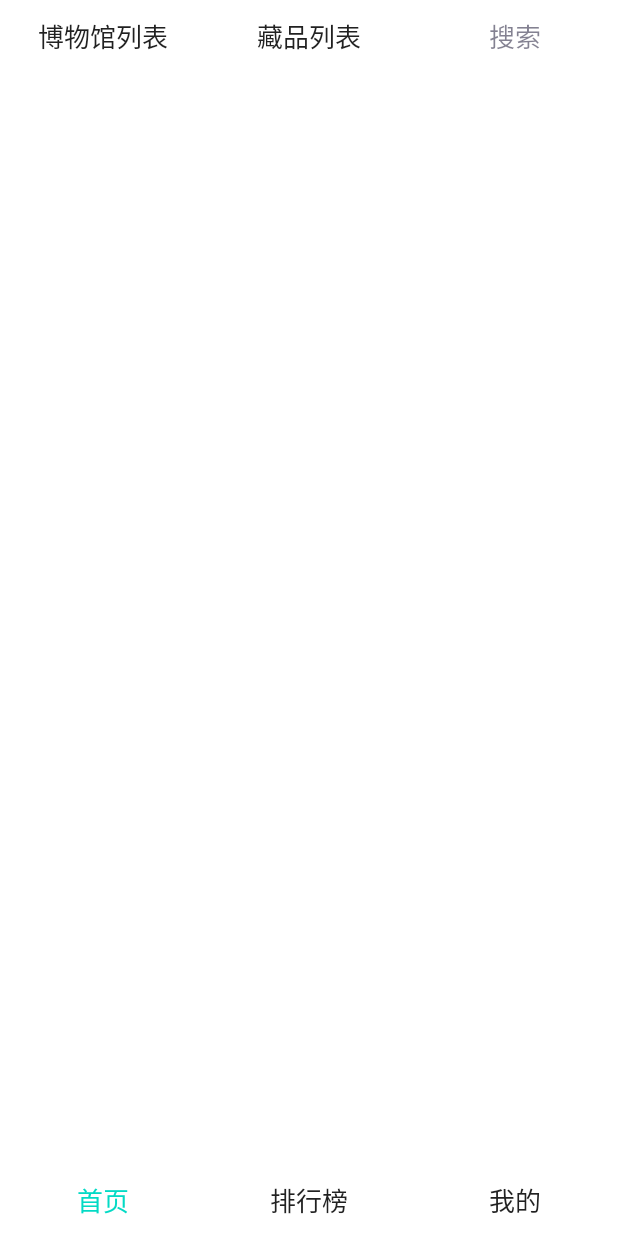
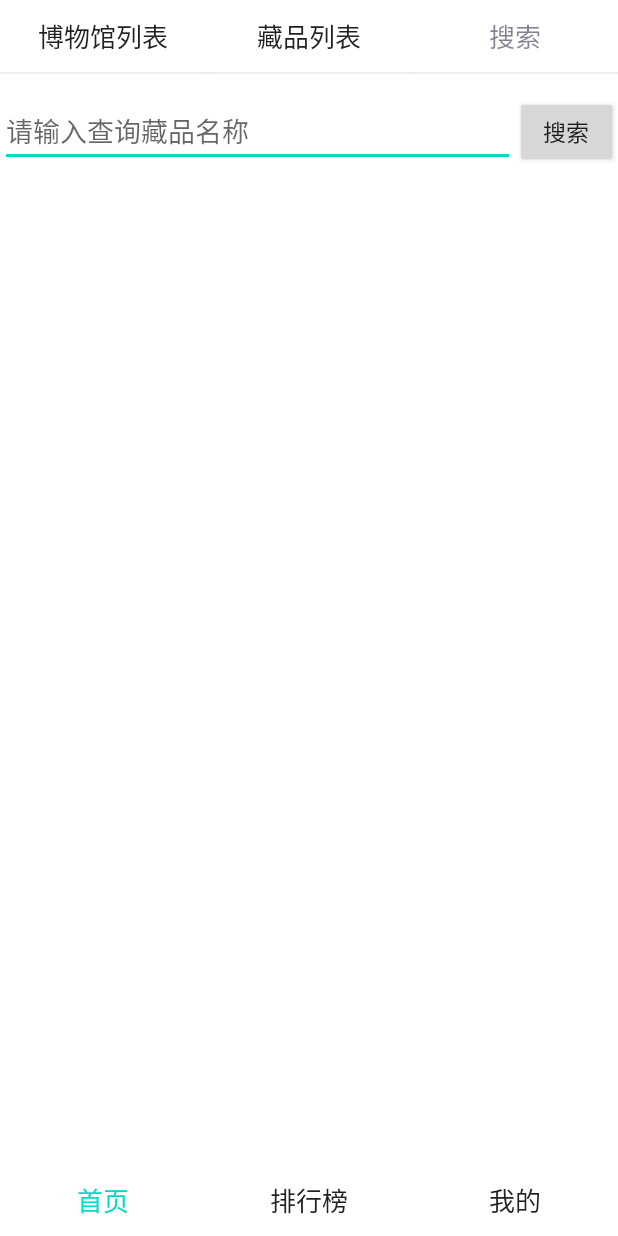
Before and after one commit to group-of-bugs/MuseumApp, an Android app: the SearchActivity screen opened directly, with no data from a screen before it, on a phone screen of 412 x 824 dp. Run offline under Robolectric (Android 15) with nearby library versions, the phone set to English and light mode, and no system bars.

Commit message:
完成搜索功能

```diff
--- a/app/src/main/AndroidManifest.xml
+++ b/app/src/main/AndroidManifest.xml
@@ -2,6 +2,7 @@
 <manifest xmlns:android="http://schemas.android.com/apk/res/android"
     xmlns:tools="http://schemas.android.com/tools"
     package="com.gob.museumapp">
+
     <uses-permission android:name="android.permission.INTERNET" />
     <uses-permission android:name="android.permission.ACCESS_NETWORK_STATE" />
     <uses-permission android:name="android.permission.WRITE_EXTERNAL_STORAGE" />
@@ -16,6 +17,9 @@
         android:roundIcon="@mipmap/ic_launcher_round"
         android:supportsRtl="true"
         android:theme="@style/Theme.MuseumApp">
+        <activity
+            android:name=".activity.MuseumDetailActivity"
+            android:exported="false" />
         <activity
             android:name=".activity.SearchActivity"
             android:exported="false" />
--- a/app/src/main/java/com/gob/museumapp/model/MuseumAdapter.java
+++ b/app/src/main/java/com/gob/museumapp/model/MuseumAdapter.java
@@ -40,7 +40,6 @@ public class MuseumAdapter extends ArrayAdapter<Museum> {
         TextView museumName = view.findViewById(R.id.museum_name);
         LoadImage loader = new LoadImage(museumImage);
         loader.setBitmap(museum.getImgUrl());
-        Log.d("MuseumAdapter", museum.getMuseumName());
         museumName.setText(museum.getMuseumName());
         return view;
     }
--- a/app/src/main/res/layout/activity_search.xml
+++ b/app/src/main/res/layout/activity_search.xml
@@ -11,7 +11,8 @@
         android:orientation="vertical">
         <LinearLayout
             android:layout_width="match_parent"
-            android:layout_height="wrap_content"
+            android:layout_height="0dp"
+            android:layout_weight="1"
             android:orientation="horizontal"
             tools:ignore="MissingConstraints">
 
@@ -41,10 +42,42 @@
                 android:textSize="17sp"/>
 
         </LinearLayout>
+        <LinearLayout
+            android:layout_width="match_parent"
+            android:layout_height="0dp"
+            android:layout_weight="1"
+            android:orientation="horizontal">
+            <EditText
+                android:id="@+id/search_text"
+                android:layout_width="0dp"
+                android:layout_height="wrap_content"
+                android:layout_weight="5"
+                android:hint="请输入查询藏品名称"/>
+            <Button
+                android:id="@+id/search_confirm"
+                android:layout_width="0dp"
+                android:layout_height="wrap_content"
+                android:layout_weight="1"
+                android:text="搜索"
+                android:textSize="15dp"/>
+
+        </LinearLayout>
+        <LinearLayout
+            android:layout_width="wrap_content"
+            android:layout_height="0dp"
+            android:layout_weight="10">
+
+            <ListView
+                android:id="@+id/search_list"
+                android:layout_width="match_parent"
+                android:layout_height="wrap_content"/>
+
+        </LinearLayout>
 
         <LinearLayout
             android:layout_width="match_parent"
-            android:layout_height="match_parent">
+            android:layout_height="0dp"
+            android:layout_weight="1">
 
             <LinearLayout
                 android:id="@+id/main_rgroupTabMenu"
```
Also changed, not shown: app/src/main/java/com/gob/museumapp/activity/MuseumActivity.java (+7 -3 lines), app/src/main/java/com/gob/museumapp/activity/SearchActivity.java (+74 -0 lines), app/src/main/res/layout/activity_collection.xml (+13 -5 lines), app/src/main/res/layout/activity_museum.xml (+11 -5 lines).
